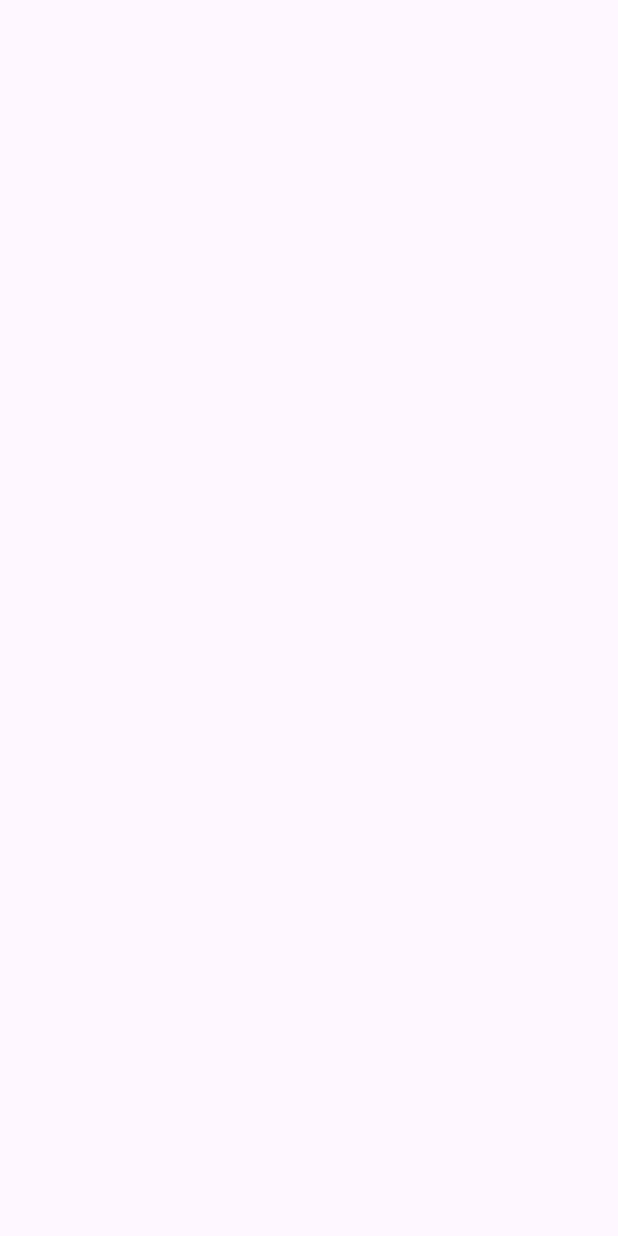
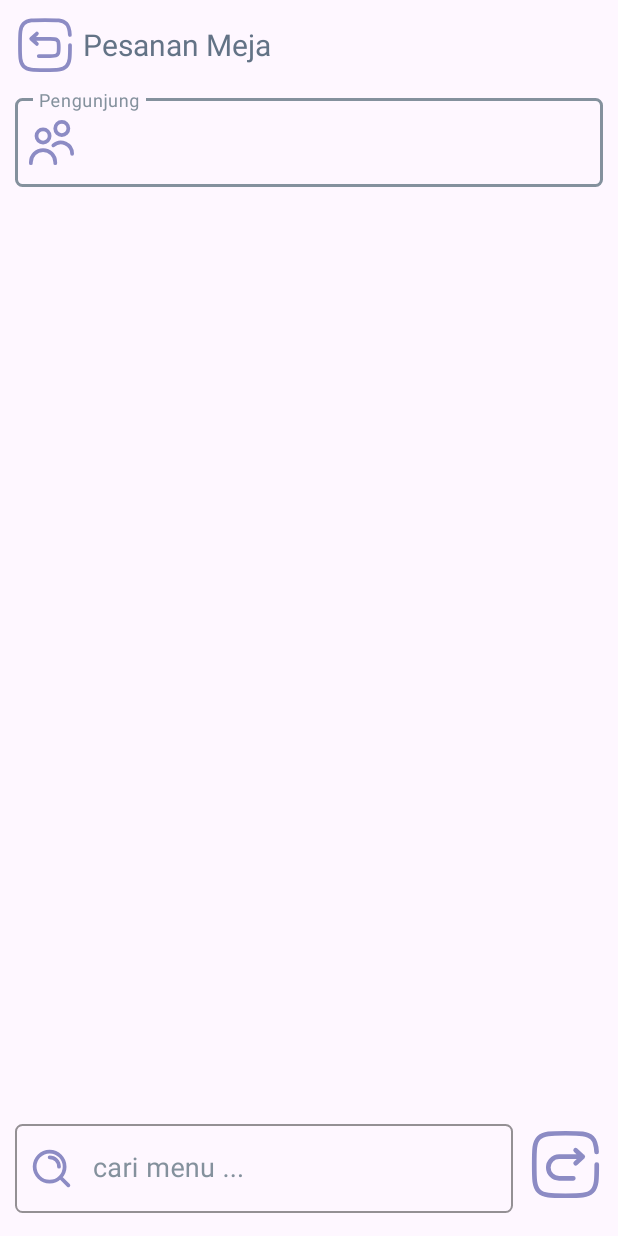
Before and after one commit to febriwinando/KasirAndroidAPILaravel, an Android app: the OrderActivity screen opened directly, with no data from a screen before it, on a phone screen of 412 x 824 dp. Before the commit the screen is empty. Run offline under Robolectric (Android 15) with nearby library versions, the phone set to English and light mode, and no system bars.

Commit message:
lanjut perancangan

```diff
--- a/app/src/main/AndroidManifest.xml
+++ b/app/src/main/AndroidManifest.xml
@@ -36,6 +36,7 @@
             android:exported="false" />
         <activity
             android:name=".dashboard.DaftarMejaWaitersActivity"
+            android:windowSoftInputMode="adjustResize"
             android:exported="false" />
         <activity
             android:name=".MainActivity"
--- a/app/src/main/java/tech/id/kasir/dashboard/DaftarMejaWaitersActivity.java
+++ b/app/src/main/java/tech/id/kasir/dashboard/DaftarMejaWaitersActivity.java
@@ -10,6 +10,7 @@ import android.view.Window;
 import android.view.WindowManager;
 import android.widget.ImageView;
 import android.widget.TextView;
+import android.widget.Toast;
 
 import androidx.activity.EdgeToEdge;
 import androidx.appcompat.app.AppCompatActivity;
--- a/app/src/main/java/tech/id/kasir/transaksi/OrderActivity.java
+++ b/app/src/main/java/tech/id/kasir/transaksi/OrderActivity.java
@@ -1,6 +1,9 @@
 package tech.id.kasir.transaksi;
 
 import android.os.Bundle;
+import android.view.View;
+import android.view.Window;
+import android.view.WindowManager;
 
 import androidx.activity.EdgeToEdge;
 import androidx.appcompat.app.AppCompatActivity;
@@ -14,13 +17,20 @@ public class OrderActivity extends AppCompatActivity {
 
     @Override
     protected void onCreate(Bundle savedInstanceState) {
+        hideSystemUI();
         super.onCreate(savedInstanceState);
-        EdgeToEdge.enable(this);
+//        EdgeToEdge.enable(this);
         setContentView(R.layout.activity_order);
-        ViewCompat.setOnApplyWindowInsetsListener(findViewById(R.id.main), (v, insets) -> {
-            Insets systemBars = insets.getInsets(WindowInsetsCompat.Type.systemBars());
-            v.setPadding(systemBars.left, systemBars.top, systemBars.right, systemBars.bottom);
-            return insets;
-        });
+
+    }
+
+    private void hideSystemUI() {
+        getWindow().setFlags(WindowManager.LayoutParams.FLAG_LAYOUT_NO_LIMITS, WindowManager.LayoutParams.FLAG_LAYOUT_NO_LIMITS);
+        requestWindowFeature(Window.FEATURE_NO_TITLE);
+        View decorView = getWindow().getDecorView();
+        int uiOptions = View.SYSTEM_UI_FLAG_HIDE_NAVIGATION
+                | View.SYSTEM_UI_LAYOUT_FLAGS
+                | View.SYSTEM_UI_FLAG_IMMERSIVE_STICKY;
+        decorView.setSystemUiVisibility(uiOptions);
     }
 }
--- /dev/null
+++ b/app/src/main/res/drawable/ic_right.xml
@@ -0,0 +1,10 @@
+<vector android:height="40dp" android:viewportHeight="24"
+    android:viewportWidth="24" android:width="40dp" xmlns:android="http://schemas.android.com/apk/res/android">
+    <path android:fillColor="#00000000"
+        android:pathData="M17.5,9.5H9.962C8.05,9.5 6.5,11.05 6.5,12.962C6.5,14.874 8.05,16.423 9.962,16.423H14.5M17.5,9.5L15.25,7.423M17.5,9.5L15.25,11.577"
+        android:strokeColor="#1C274C" android:strokeLineCap="round"
+        android:strokeLineJoin="round" android:strokeWidth="1.5"/>
+    <path android:fillColor="#00000000"
+        android:pathData="M22,12C22,16.714 22,19.071 20.535,20.535C19.071,22 16.714,22 12,22C7.286,22 4.929,22 3.464,20.535C2,19.071 2,16.714 2,12C2,7.286 2,4.929 3.464,3.464C4.929,2 7.286,2 12,2C16.714,2 19.071,2 20.535,3.464C21.509,4.438 21.836,5.807 21.945,8"
+        android:strokeColor="#1C274C" android:strokeLineCap="round" android:strokeWidth="1.5"/>
+</vector>
--- /dev/null
+++ b/app/src/main/res/drawable/ic_visitors.xml
@@ -0,0 +1,4 @@
+<vector android:height="30dp" android:viewportHeight="24"
+    android:viewportWidth="24" android:width="30dp" xmlns:android="http://schemas.android.com/apk/res/android">
+    <path android:fillColor="#FF000000" android:pathData="m7.5,13a4.5,4.5 0,1 1,4.5 -4.5,4.505 4.505,0 0,1 -4.5,4.5zM7.5,6a2.5,2.5 0,1 0,2.5 2.5,2.5 2.5,0 0,0 -2.5,-2.5zM15,23v-0.5a7.5,7.5 0,0 0,-15 0v0.5a1,1 0,0 0,2 0v-0.5a5.5,5.5 0,0 1,11 0v0.5a1,1 0,0 0,2 0zM24,18a7,7 0,0 0,-11.667 -5.217,1 1,0 1,0 1.334,1.49 5,5 0,0 1,8.333 3.727,1 1,0 0,0 2,0zM17.5,9a4.5,4.5 0,1 1,4.5 -4.5,4.505 4.505,0 0,1 -4.5,4.5zM17.5,2a2.5,2.5 0,1 0,2.5 2.5,2.5 2.5,0 0,0 -2.5,-2.5z"/>
+</vector>
--- a/app/src/main/res/layout/activity_order.xml
+++ b/app/src/main/res/layout/activity_order.xml
@@ -1,10 +1,137 @@
 <?xml version="1.0" encoding="utf-8"?>
-<androidx.constraintlayout.widget.ConstraintLayout xmlns:android="http://schemas.android.com/apk/res/android"
-    xmlns:app="http://schemas.android.com/apk/res-auto"
-    xmlns:tools="http://schemas.android.com/tools"
-    android:id="@+id/main"
+<RelativeLayout xmlns:android="http://schemas.android.com/apk/res/android"
+xmlns:app="http://schemas.android.com/apk/res-auto"
+xmlns:tools="http://schemas.android.com/tools"
+android:layout_width="match_parent"
+android:layout_height="match_parent"
+tools:context=".transaksi.OrderActivity"
+android:orientation="vertical">
+
+<RelativeLayout
     android:layout_width="match_parent"
     android:layout_height="match_parent"
-    tools:context=".transaksi.OrderActivity">
+    android:layout_marginBottom="5dp"
+    >
 
-</androidx.constraintlayout.widget.ConstraintLayout>
+    <LinearLayout
+        android:layout_width="match_parent"
+        android:layout_height="wrap_content"
+        android:gravity="center_vertical"
+        android:orientation="horizontal"
+        android:layout_marginTop="10dp"
+        android:layout_marginBottom="10dp"
+        android:paddingStart="10dp"
+        android:paddingEnd="10dp"
+        android:id="@+id/layoutHeader"
+        >
+        <ImageView
+            android:layout_marginEnd="5dp"
+            android:layout_width="40dp"
+            android:layout_height="40dp"
+            android:src="@drawable/ic_left"
+            android:id="@+id/kembaliDariTerimaBarang"
+            app:tint="@color/color4"/>
+        <TextView
+            android:layout_width="wrap_content"
+            android:layout_height="wrap_content"
+            android:textSize="20sp"
+            android:textColor="@color/font_side"
+            android:text="Pesanan Meja"/>
+    </LinearLayout>
+
+    <com.google.android.material.textfield.TextInputLayout
+        android:id="@+id/tilVisitor"
+        android:layout_below="@+id/layoutHeader"
+        style="@style/LoginTextInputLayoutStyle"
+        android:layout_width="match_parent"
+        android:layout_height="wrap_content"
+        app:boxCornerRadiusBottomEnd="5dp"
+        app:boxCornerRadiusBottomStart="5dp"
+        app:boxCornerRadiusTopEnd="5dp"
+        app:boxCornerRadiusTopStart="5dp"
+        app:hintAnimationEnabled="true"
+        app:startIconDrawable="@drawable/ic_visitors"
+        app:hintTextColor="@color/text_color"
+        app:endIconTint="@color/color4"
+        app:startIconTint="@color/color4"
+        android:textColorHint="@color/text_color"
+        app:boxStrokeColor="@color/text_color"
+        android:layout_marginStart="10dp"
+        android:layout_marginEnd="10dp">
+
+        <com.google.android.material.textfield.TextInputEditText
+            android:id="@+id/tietVisitor"
+            android:layout_width="match_parent"
+            android:layout_height="wrap_content"
+            android:layout_gravity="center"
+            android:hint="Pengunjung"
+            android:imeOptions="actionNext"
+            android:inputType="textCapWords|textAutoCorrect"
+            android:maxLines="1"
+            android:singleLine="true"
+            android:textSize="18sp"
+            android:textColor="@color/font_side"/>
+    </com.google.android.material.textfield.TextInputLayout>
+
+
+    <androidx.recyclerview.widget.RecyclerView
+        android:layout_below="@+id/tilVisitor"
+        android:layout_width="match_parent"
+        android:layout_height="match_parent"
+        android:id="@+id/rvListProduk"
+        tools:listitem="@layout/grid_row_produk_transaksi_dua"
+        android:layout_above="@+id/layoutbtm"
+        android:scrollbarAlwaysDrawVerticalTrack="true"
+        />
+
+    <RelativeLayout
+        android:id="@+id/layoutbtm"
+        android:layout_width="match_parent"
+        android:layout_height="wrap_content"
+        android:layout_alignParentBottom="true"
+        android:padding="10dp">
+        <com.google.android.material.textfield.TextInputLayout
+            style="@style/LoginTextInputLayoutStyle"
+            android:layout_width="match_parent"
+            android:layout_height="wrap_content"
+            app:boxCornerRadiusBottomEnd="5dp"
+            app:boxCornerRadiusBottomStart="5dp"
+            app:boxCornerRadiusTopEnd="5dp"
+            app:boxCornerRadiusTopStart="5dp"
+            app:hintAnimationEnabled="true"
+            app:startIconDrawable="@drawable/ic_cari"
+            app:hintTextColor="@color/text_color"
+            app:endIconTint="@color/color4"
+            app:startIconTint="@color/color4"
+            android:textColorHint="@color/text_color"
+            app:boxStrokeColor="@color/text_color"
+            android:layout_toStartOf="@+id/ibNextTransaksi"
+            android:layout_centerVertical="true">
+
+            <com.google.android.material.textfield.TextInputEditText
+                android:id="@+id/tietCariProduk"
+                android:layout_width="match_parent"
+                android:layout_height="wrap_content"
+                android:layout_gravity="center"
+                android:hint="cari menu ..."
+                android:imeOptions="actionNext"
+                android:inputType="text"
+                android:maxLines="1"
+                android:singleLine="true"
+                android:textSize="18sp"
+                android:textColor="@color/text_color"/>
+        </com.google.android.material.textfield.TextInputLayout>
+        <ImageView
+            android:layout_centerVertical="true"
+            android:id="@+id/ibNextTransaksi"
+            android:layout_width="50dp"
+            android:layout_height="50dp"
+            android:layout_alignParentEnd="true"
+            android:layout_marginStart="10dp"
+            android:src="@drawable/ic_right"
+            android:clickable="false"
+            app:tint="@color/color4"
+            />
+    </RelativeLayout>
+</RelativeLayout>
+</RelativeLayout>
--- a/app/src/main/res/values/style.xml
+++ b/app/src/main/res/values/style.xml
@@ -4,5 +4,8 @@
         <item name="boxStrokeColor">@color/temaapp</item>
         <!--        <item name="boxStrokeWidth">dp</item>-->
     </style>
+    <style name="ImageStyleBottom20">
+        <item name="cornerSize">20dp</item>
+    </style>
 
 </resources>
```
Also changed, not shown: app/src/main/res/drawable/minus.xml (added, +8 -0 lines), app/src/main/res/drawable/plus.xml (added, +9 -0 lines), app/src/main/res/layout/activity_daftar_meja_waiters.xml (+33 -32 lines), app/src/main/res/layout/grid_row_produk_transaksi_dua.xml (added, +128 -0 lines), app/src/main/res/drawable/burger.jpg (added).
